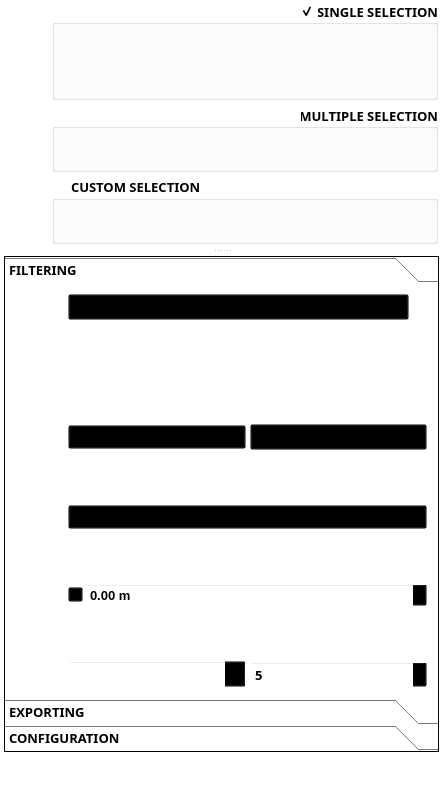
Old version of the form filter_mate_dockwidget_base.ui in the repository sducournau/filter_mate.
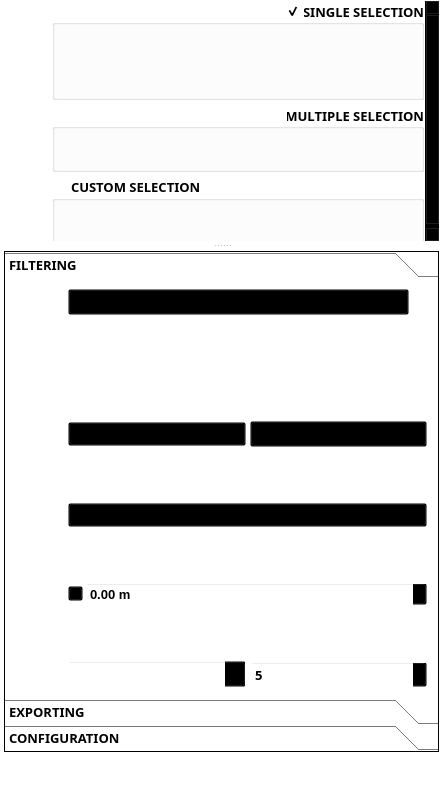
New version of the form. Icons and pictures are not drawn. Custom widgets are drawn as their Qt base class.

```diff
--- a/filter_mate_dockwidget_base.ui
+++ b/filter_mate_dockwidget_base.ui
@@ -15,8 +15,8 @@
   </property>
   <property name="minimumSize">
    <size>
-    <width>280</width>
-    <height>280</height>
+    <width>314</width>
+    <height>316</height>
    </size>
   </property>
   <property name="baseSize">
@@ -394,8 +394,8 @@
               <rect>
                <x>0</x>
                <y>0</y>
-               <width>402</width>
-               <height>337</height>
+               <width>433</width>
+               <height>247</height>
               </rect>
              </property>
              <layout class="QGridLayout" name="gridLayout_main_header">
@@ -1501,8 +1501,8 @@
                 <rect>
                  <x>0</x>
                  <y>0</y>
-                 <width>415</width>
-                 <height>366</height>
+                 <width>429</width>
+                 <height>380</height>
                 </rect>
                </property>
                <attribute name="icon">
@@ -1558,26 +1558,29 @@
                     </property>
                     <layout class="QVBoxLayout" name="verticalLayout_filtering_keys_container">
                      <property name="spacing">
-                      <number>2</number>
+                      <number>0</number>
                      </property>
                      <property name="leftMargin">
-                      <number>2</number>
+                      <number>4</number>
                      </property>
                      <property name="topMargin">
-                      <number>2</number>
+                      <number>4</number>
                      </property>
                      <property name="rightMargin">
-                      <number>2</number>
+                      <number>4</number>
                      </property>
                      <property name="bottomMargin">
-                      <number>2</number>
+                      <number>4</number>
                      </property>
                      <item>
-                      <layout class="QVBoxLayout" name="verticalLayout_filtering_keys" stretch="0,0,0,0,0,0,0,0,0,0,0">
+                      <layout class="QVBoxLayout" name="verticalLayout_filtering_keys" stretch="0,0,0,0,0,0,0,0,0,0,0,0">
+                       <property name="spacing">
+                        <number>2</number>
+                       </property>
                        <item alignment="Qt::AlignHCenter">
                         <widget class="QPushButton" name="pushButton_checkable_filtering_auto_current_layer">
                          <property name="sizePolicy">
-                          <sizepolicy hsizetype="Fixed" vsizetype="Preferred">
+                          <sizepolicy hsizetype="Fixed" vsizetype="Fixed">
                            <horstretch>0</horstretch>
                            <verstretch>0</verstretch>
                           </sizepolicy>
@@ -1590,8 +1593,8 @@
                          </property>
                          <property name="maximumSize">
                           <size>
-                           <width>36</width>
-                           <height>25</height>
+                           <width>32</width>
+                           <height>32</height>
                           </size>
                          </property>
                          <property name="baseSize">
@@ -1661,7 +1664,7 @@
                        <item alignment="Qt::AlignHCenter">
                         <widget class="QPushButton" name="pushButton_checkable_filtering_layers_to_filter">
                          <property name="sizePolicy">
-                          <sizepolicy hsizetype="Fixed" vsizetype="Preferred">
+                          <sizepolicy hsizetype="Fixed" vsizetype="Fixed">
                            <horstretch>0</horstretch>
                            <verstretch>0</verstretch>
                           </sizepolicy>
@@ -1674,8 +1677,8 @@
                          </property>
                          <property name="maximumSize">
                           <size>
-                           <width>36</width>
-                           <height>25</height>
+                           <width>32</width>
+                           <height>32</height>
                           </size>
                          </property>
                          <property name="baseSize">
@@ -1748,7 +1751,7 @@
                        <item alignment="Qt::AlignHCenter">
                         <widget class="QPushButton" name="pushButton_checkable_filtering_current_layer_combine_operator">
                          <property name="sizePolicy">
-                          <sizepolicy hsizetype="Fixed" vsizetype="Preferred">
+                          <sizepolicy hsizetype="Fixed" vsizetype="Fixed">
                            <horstretch>0</horstretch>
                            <verstretch>0</verstretch>
                           </sizepolicy>
@@ -1761,8 +1764,8 @@
                          </property>
                          <property name="maximumSize">
                           <size>
-                           <width>36</width>
-                           <height>25</height>
+                           <width>32</width>
+                           <height>32</height>
                           </size>
                          </property>
                          <property name="baseSize">
@@ -1835,7 +1838,7 @@
                        <item alignment="Qt::AlignHCenter">
                         <widget class="QPushButton" name="pushButton_checkable_filtering_geometric_predicates">
                          <property name="sizePolicy">
-                          <sizepolicy hsizetype="Fixed" vsizetype="Preferred">
+                          <sizepolicy hsizetype="Fixed" vsizetype="Fixed">
                            <horstretch>0</horstretch>
                            <verstretch>0</verstretch>
                           </sizepolicy>
@@ -1848,8 +1851,8 @@
                          </property>
                          <property name="maximumSize">
                           <size>
-                           <width>36</width>
-                           <height>25</height>
+                           <width>32</width>
+                           <height>32</height>
                           </size>
                          </property>
                          <property name="baseSize">
@@ -2124,7 +2127,7 @@
                           <bool>false</bool>
                          </property>
                          <property name="sizePolicy">
-                          <sizepolicy hsizetype="Fixed" vsizetype="Preferred">
+                          <sizepolicy hsizetype="Fixed" vsizetype="Fixed">
                            <horstretch>0</horstretch>
                            <verstretch>0</verstretch>
                           </sizepolicy>
@@ -2137,8 +2140,8 @@
                          </property>
                          <property name="maximumSize">
                           <size>
-                           <width>36</width>
-                           <height>25</height>
+                           <width>32</width>
+                           <height>32</height>
                           </size>
                          </property>
                          <property name="baseSize">
@@ -2210,6 +2213,24 @@
                        </item>
                        <item alignment="Qt::AlignHCenter">
                         <widget class="QPushButton" name="pushButton_checkable_filtering_buffer_type">
+                         <property name="sizePolicy">
+                          <sizepolicy hsizetype="Fixed" vsizetype="Fixed">
+                           <horstretch>0</horstretch>
+                           <verstretch>0</verstretch>
+                          </sizepolicy>
+                         </property>
+                         <property name="minimumSize">
+                          <size>
+                           <width>32</width>
+                           <height>32</height>
+                          </size>
+                         </property>
+                         <property name="maximumSize">
+                          <size>
+                           <width>32</width>
+                           <height>32</height>
+                          </size>
+                         </property>
                          <property name="text">
                           <string/>
                          </property>
@@ -2227,6 +2248,22 @@
                          </property>
                         </widget>
                        </item>
+                       <item>
+                        <spacer name="verticalSpacer_filtering_keys_field_end">
+                         <property name="orientation">
+                          <enum>Qt::Vertical</enum>
+                         </property>
+                         <property name="sizeType">
+                          <enum>QSizePolicy::Expanding</enum>
+                         </property>
+                         <property name="sizeHint" stdset="0">
+                          <size>
+                           <width>20</width>
+                           <height>0</height>
+                          </size>
+                         </property>
+                        </spacer>
+                       </item>
                       </layout>
                      </item>
                     </layout>
@@ -2588,6 +2625,12 @@
                         <property name="layoutDirection">
                          <enum>Qt::RightToLeft</enum>
                         </property>
+                        <property name="iconSize">
+                         <size>
+                          <width>15</width>
+                          <height>15</height>
+                         </size>
+                        </property>
                         <property name="popupMode">
                          <enum>QToolButton::InstantPopup</enum>
                         </property>
```
Left out of the diff: 28 changed lines with no effect on the pictures.
